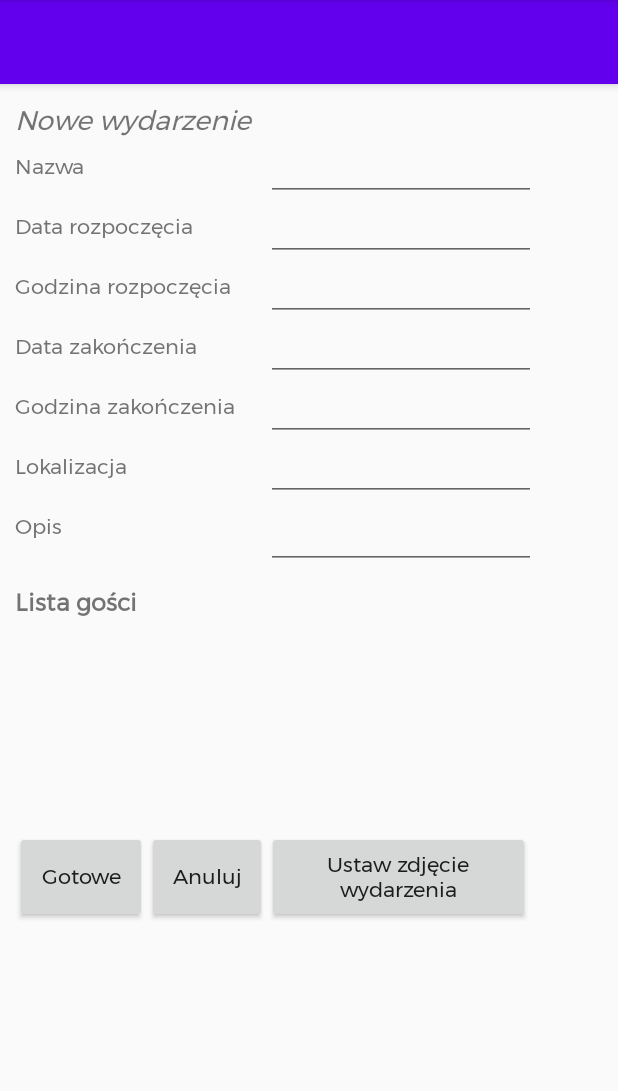
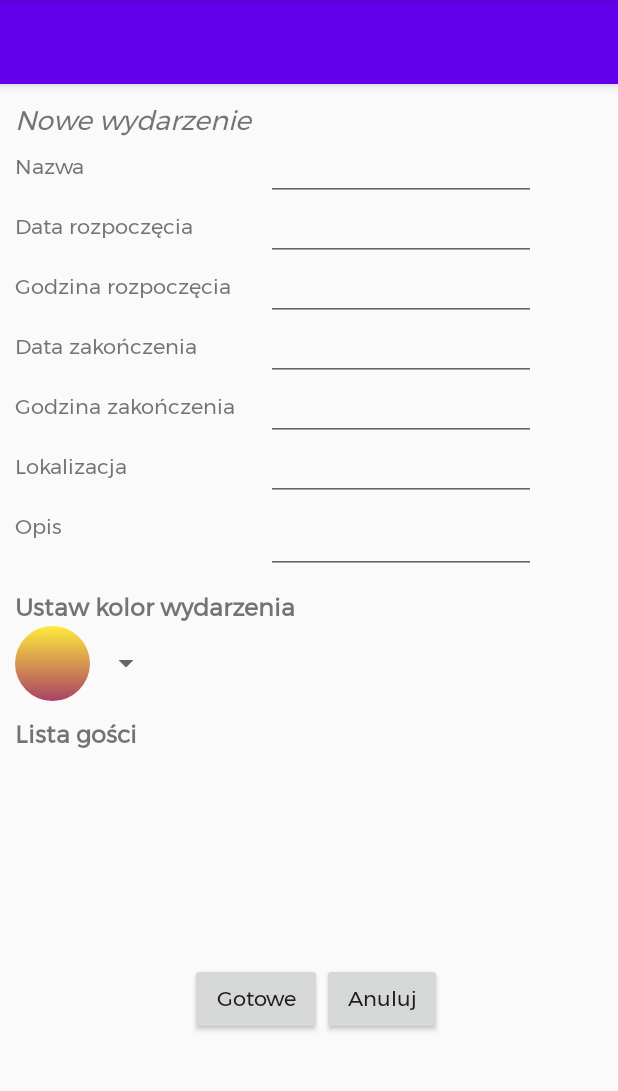
Before and after one commit to ania-bohm/Praca_inzynierska, an Android app: the AddEventFragment screen opened through its navigation route, on a phone screen of 412 x 824 dp, the part 84-1175 px from its top. Run offline under Robolectric (Android 15) with nearby library versions, the phone set to English and light mode, and no system bars; our stand-ins replace Firebase (no records; nobody signed in at launch, a user with empty details on screens opened directly); plain views replace MaskedEditText; 2 statements that could not run were skipped.

Commit message:
array of event images done (spinner too)

```diff
--- a/app/src/main/java/com/annabohm/pracainzynierska/AddEventFragment.java
+++ b/app/src/main/java/com/annabohm/pracainzynierska/AddEventFragment.java
@@ -13,8 +13,12 @@ import android.util.Log;
 import android.view.LayoutInflater;
 import android.view.View;
 import android.view.ViewGroup;
+import android.widget.AdapterView;
+import android.widget.ArrayAdapter;
 import android.widget.Button;
 import android.widget.EditText;
+import android.widget.ImageView;
+import android.widget.Spinner;
 import android.widget.Toast;
 
 import com.google.android.gms.tasks.OnFailureListener;
@@ -31,7 +35,7 @@ import java.util.Map;
 
 import static android.content.ContentValues.TAG;
 
-public class AddEventFragment extends Fragment {
+public class AddEventFragment extends Fragment implements AdapterView.OnItemSelectedListener{
 
     static final String KEY_EVENT_NAME = "event_name";
     static final String KEY_EVENT_DATE_START = "event_date_start";
@@ -40,18 +44,13 @@ public class AddEventFragment extends Fragment {
     static final String KEY_EVENT_TIME_FINISH = "event_time_finish";
     static final String KEY_EVENT_DESCRIPTION = "event_description";
     NavController navController;
-    Button eventReadyButton;
-    Button eventCancelButton;
-    Button eventImageButton;
     Context context;
-    EditText eventNameEditText;
-    EditText eventDateStartEditText;
-    EditText eventTimeStartEditText;
-    EditText eventDateFinishEditText;
-    EditText eventTimeFinishEditText;
-    EditText eventLocationEditText;
-    EditText eventDescriptionEditText;
     FirebaseFirestore db = FirebaseFirestore.getInstance();
+    Button eventReadyButton, eventCancelButton;
+    EditText eventNameEditText, eventDateStartEditText, eventTimeStartEditText, eventDateFinishEditText, eventTimeFinishEditText, eventLocationEditText, eventDescriptionEditText;
+    Spinner eventImageSpinner;
+    Integer chosenImage;
+
     private View.OnClickListener eventReadyOnClickListener = new View.OnClickListener() {
         @Override
         public void onClick(View v) {
@@ -66,7 +65,7 @@ public class AddEventFragment extends Fragment {
                 Toast.makeText(context, "Please fill all the fields!", Toast.LENGTH_SHORT).show();
                 return;
             }
-            //
+
             DateFormat dateFormatter = new SimpleDateFormat("dd/MM/yyyy");
             DateFormat timeFormatter = new SimpleDateFormat("HH:mm");
             Date eventDateStart = null;
@@ -160,7 +159,6 @@ public class AddEventFragment extends Fragment {
         navController = Navigation.findNavController(view);
         eventReadyButton = view.findViewById(R.id.eventReadyButton);
         eventCancelButton = view.findViewById(R.id.eventCancelButton);
-        eventImageButton = view.findViewById(R.id.eventImageButton);
         eventReadyButton.setOnClickListener(eventReadyOnClickListener);
         eventCancelButton.setOnClickListener(eventCancelOnClickListener);
         eventNameEditText = view.findViewById(R.id.eventNameEditText);
@@ -170,5 +168,23 @@ public class AddEventFragment extends Fragment {
         eventTimeFinishEditText = view.findViewById(R.id.eventTimeFinishEditText);
         eventLocationEditText = view.findViewById(R.id.eventLocationEditText);
         eventDescriptionEditText = view.findViewById(R.id.eventDescriptionEditText);
+        eventImageSpinner = view.findViewById(R.id.eventImageSpinner);
+        SimpleImageArrayAdapter adapter = new SimpleImageArrayAdapter(context,
+                new Integer[]{R.drawable.circular_background_1, R.drawable.circular_background_2, R.drawable.circular_background, R.drawable.circular_background_3});
+        eventImageSpinner.setAdapter(adapter);
+        eventImageSpinner.setOnItemSelectedListener(this);
+//        ArrayAdapter<CharSequence> arrayAdapter = ArrayAdapter.createFromResource(context, R.array.images, android.R.layout.simple_spinner_item);
+//        arrayAdapter.setDropDownViewResource(android.R.layout.simple_spinner_dropdown_item);
+//        eventImageSpinner.setAdapter(arrayAdapter);
+    }
+
+    @Override
+    public void onItemSelected(AdapterView<?> parent, View view, int position, long id) {
+        chosenImage = (Integer) parent.getItemAtPosition(position);
+    }
+
+    @Override
+    public void onNothingSelected(AdapterView<?> parent) {
+        chosenImage = (Integer) parent.getItemAtPosition(0);
     }
 }
--- a/app/src/main/java/com/annabohm/pracainzynierska/Event.java
+++ b/app/src/main/java/com/annabohm/pracainzynierska/Event.java
@@ -12,6 +12,7 @@ public class Event {
     private Date eventTimeFinish;
     private String eventLocation;
     private String eventDescription;
+    private Integer eventImage;
     private User eventAuthor;
     private List<Invitation> eventInvitations;
 
--- /dev/null
+++ b/app/src/main/java/com/annabohm/pracainzynierska/SimpleImageArrayAdapter.java
@@ -0,0 +1,34 @@
+package com.annabohm.pracainzynierska;
+
+import android.content.Context;
+import android.view.View;
+import android.view.ViewGroup;
+import android.widget.AbsListView;
+import android.widget.ArrayAdapter;
+import android.widget.ImageView;
+
+public class SimpleImageArrayAdapter extends ArrayAdapter<Integer> {
+    private Integer[] images;
+
+    public SimpleImageArrayAdapter(Context context, Integer[] images) {
+        super(context, android.R.layout.simple_spinner_item, images);
+        this.images = images;
+    }
+
+    @Override
+    public View getDropDownView(int position, View convertView, ViewGroup parent) {
+        return getImageForPosition(position);
+    }
+
+    @Override
+    public View getView(int position, View convertView, ViewGroup parent) {
+        return getImageForPosition(position);
+    }
+
+    private View getImageForPosition(int position) {
+        ImageView imageView = new ImageView(getContext());
+        imageView.setBackgroundResource(images[position]);
+        imageView.setLayoutParams(new AbsListView.LayoutParams(ViewGroup.LayoutParams.WRAP_CONTENT, ViewGroup.LayoutParams.WRAP_CONTENT));
+        return imageView;
+    }
+}
--- /dev/null
+++ b/app/src/main/res/drawable/circular_background_1.xml
@@ -0,0 +1,26 @@
+<?xml version="1.0" encoding="utf-8"?>
+
+<selector xmlns:android="http://schemas.android.com/apk/res/android">
+    <item>
+        <layer-list>
+
+            <item>
+                <shape android:shape="oval">
+
+                    <size android:width="50dp"
+                        android:height="50dp"></size>
+                    <gradient
+                        android:angle="90"
+                        android:startColor="#AA4265"
+                        android:endColor="#FFEB3B"
+                        android:gradientRadius="10dp"
+                        android:type="linear"
+                        ></gradient>
+
+                </shape>
+
+            </item>
+
+        </layer-list>
+    </item>
+</selector>
--- /dev/null
+++ b/app/src/main/res/drawable/circular_background_2.xml
@@ -0,0 +1,26 @@
+<?xml version="1.0" encoding="utf-8"?>
+
+<selector xmlns:android="http://schemas.android.com/apk/res/android">
+    <item>
+        <layer-list>
+
+            <item>
+                <shape android:shape="oval">
+
+                    <size android:width="50dp"
+                        android:height="50dp"></size>
+                    <gradient
+                        android:angle="90"
+                        android:startColor="#3755FA"
+                        android:endColor="#FF9800"
+                        android:gradientRadius="10dp"
+                        android:type="linear"
+                        ></gradient>
+
+                </shape>
+
+            </item>
+
+        </layer-list>
+    </item>
+</selector>
--- /dev/null
+++ b/app/src/main/res/drawable/circular_background_3.xml
@@ -0,0 +1,26 @@
+<?xml version="1.0" encoding="utf-8"?>
+
+<selector xmlns:android="http://schemas.android.com/apk/res/android">
+    <item>
+        <layer-list>
+
+            <item>
+                <shape android:shape="oval">
+
+                    <size android:width="50dp"
+                        android:height="50dp"></size>
+                    <gradient
+                        android:angle="90"
+                        android:startColor="#EC3C41"
+                        android:endColor="#EF78E0"
+                        android:gradientRadius="10dp"
+                        android:type="linear"
+                        ></gradient>
+
+                </shape>
+
+            </item>
+
+        </layer-list>
+    </item>
+</selector>
--- a/app/src/main/res/layout/fragment_add_event.xml
+++ b/app/src/main/res/layout/fragment_add_event.xml
@@ -1,5 +1,6 @@
 <?xml version="1.0" encoding="utf-8"?>
-<FrameLayout xmlns:android="http://schemas.android.com/apk/res/android"
+
+<ScrollView xmlns:android="http://schemas.android.com/apk/res/android"
     xmlns:app="http://schemas.android.com/apk/res-auto"
     xmlns:tools="http://schemas.android.com/tools"
     android:layout_width="match_parent"
@@ -97,6 +98,7 @@
                     android:layout_width="180dp"
                     android:layout_height="40dp"
                     android:ems="10"
+                    android:fontFamily="@font/montserrat"
                     android:inputType="text" />
 
                 <br.com.sapereaude.maskedEditText.MaskedEditText
@@ -104,6 +106,7 @@
                     android:layout_width="180dp"
                     android:layout_height="40dp"
                     android:ems="10"
+                    android:fontFamily="@font/montserrat"
                     android:inputType="date"
                     app:mask="##/##/####" />
 
@@ -112,6 +115,7 @@
                     android:layout_width="180dp"
                     android:layout_height="40dp"
                     android:ems="10"
+                    android:fontFamily="@font/montserrat"
                     android:inputType="time"
                     app:mask="##:##" />
 
@@ -120,6 +124,7 @@
                     android:layout_width="180dp"
                     android:layout_height="40dp"
                     android:ems="10"
+                    android:fontFamily="@font/montserrat"
                     android:inputType="date"
                     app:mask="##/##/####" />
 
@@ -128,6 +133,7 @@
                     android:layout_width="180dp"
                     android:layout_height="40dp"
                     android:ems="10"
+                    android:fontFamily="@font/montserrat"
                     android:inputType="time"
                     app:mask="##:##" />
 
@@ -136,6 +142,7 @@
                     android:layout_width="180dp"
                     android:layout_height="40dp"
                     android:ems="10"
+                    android:fontFamily="@font/montserrat"
                     android:inputType="text" />
 
                 <EditText
@@ -143,10 +150,28 @@
                     android:layout_width="180dp"
                     android:layout_height="wrap_content"
                     android:ems="10"
+                    android:fontFamily="@font/montserrat"
                     android:inputType="textMultiLine" />
 
             </LinearLayout>
         </LinearLayout>
+
+        <TextView
+            android:id="@+id/eventImageTextView"
+            android:layout_width="wrap_content"
+            android:layout_height="wrap_content"
+            android:fontFamily="@font/montserrat"
+            android:text="@string/event_image"
+            android:layout_marginStart="10dp"
+            android:layout_marginTop="10dp"
+            android:textSize="16sp"
+            android:textStyle="bold" />
+
+        <Spinner
+            android:id="@+id/eventImageSpinner"
+            android:layout_width="wrap_content"
+            android:layout_height="wrap_content"
+            android:layout_marginStart="10dp" />
 
         <TextView
             android:id="@+id/eventGuestListTextView"
@@ -169,6 +194,7 @@
         <LinearLayout
             android:layout_width="match_parent"
             android:layout_height="wrap_content"
+            android:gravity="center"
             android:orientation="horizontal">
 
             <Button
@@ -188,16 +214,7 @@
                 android:text="@string/event_cancel"
                 android:textAllCaps="false" />
 
-
-            <Button
-                android:id="@+id/eventImageButton"
-                android:layout_width="175dp"
-                android:layout_height="match_parent"
-                android:fontFamily="@font/montserrat"
-                android:text="@string/event_image"
-                android:textAllCaps="false" />
-
         </LinearLayout>
 
     </LinearLayout>
-</FrameLayout>
+</ScrollView>
--- a/app/src/main/res/layout/fragment_display_event.xml
+++ b/app/src/main/res/layout/fragment_display_event.xml
@@ -1,5 +1,5 @@
 <?xml version="1.0" encoding="utf-8"?>
-<FrameLayout xmlns:android="http://schemas.android.com/apk/res/android"
+<ScrollView xmlns:android="http://schemas.android.com/apk/res/android"
     xmlns:app="http://schemas.android.com/apk/res-auto"
     xmlns:tools="http://schemas.android.com/tools"
     android:layout_width="match_parent"
@@ -211,4 +211,4 @@
             android:layout_marginTop="5dp"/>
 
     </LinearLayout>
-</FrameLayout>
+</ScrollView>
--- a/app/src/main/res/layout/fragment_edit_event.xml
+++ b/app/src/main/res/layout/fragment_edit_event.xml
@@ -1,5 +1,5 @@
 <?xml version="1.0" encoding="utf-8"?>
-<FrameLayout xmlns:android="http://schemas.android.com/apk/res/android"
+<ScrollView xmlns:android="http://schemas.android.com/apk/res/android"
     xmlns:app="http://schemas.android.com/apk/res-auto"
     xmlns:tools="http://schemas.android.com/tools"
     android:layout_width="match_parent"
@@ -178,4 +178,4 @@
 
     </LinearLayout>
 
-</FrameLayout>
+</ScrollView>
--- a/app/src/main/res/values/strings.xml
+++ b/app/src/main/res/values/strings.xml
@@ -28,7 +28,7 @@
     <string name="event_location">Lokalizacja</string>
     <string name="event_description">Opis</string>
     <string name="event_guest_list">Lista gości</string>
-    <string name="event_image">Ustaw zdjęcie wydarzenia</string>
+    <string name="event_image">Ustaw kolor wydarzenia</string>
     <string name="event_ready">Gotowe</string>
     <string name="event_cancel">Anuluj</string>
     <string name="account_settings">Ustawienia konta</string>
@@ -46,7 +46,7 @@
     <string name="account_email">Adres email</string>
     <string name="account_phone_number">Numer telefonu</string>
     <string name="account_change_password">Zmień hasło</string>
-    <string name="account_photo_delete">Usuń zdjęcie</string>
+    <string name="account_photo_delete">Usuń zdjęcie profilowe</string>
     <string name="confirm_edit_personal_data">Zatwierdź zmiany</string>
     <string name="reject_edit_personal_data">Odrzuć zmiany</string>
     <string name="navigation_drawer_open">Open navigation drawer</string>
```
